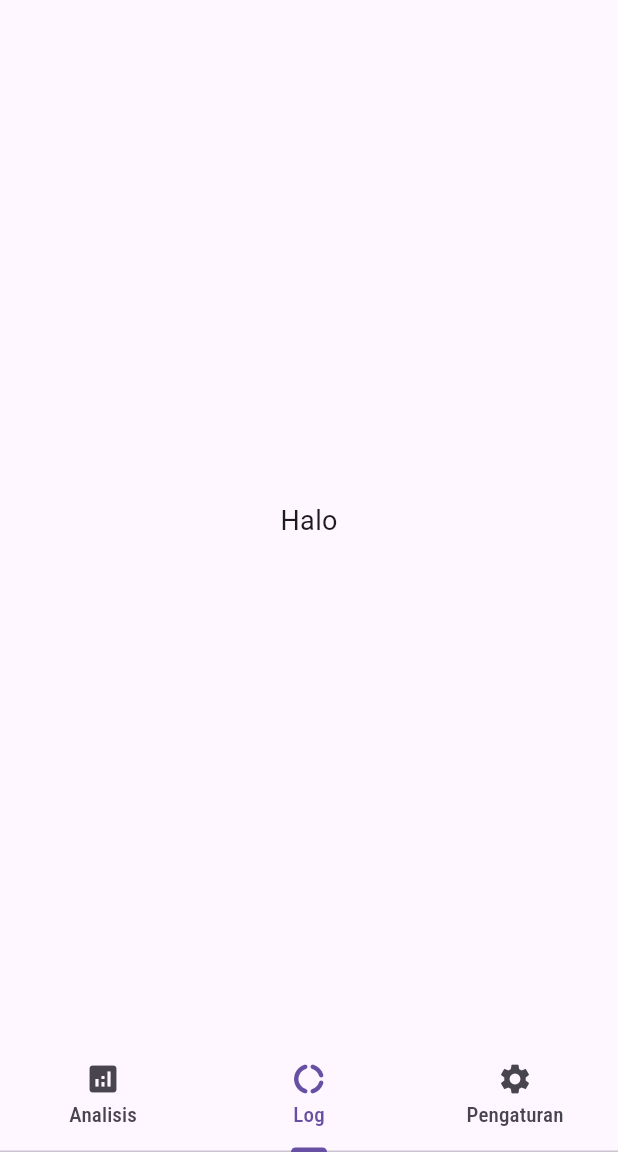
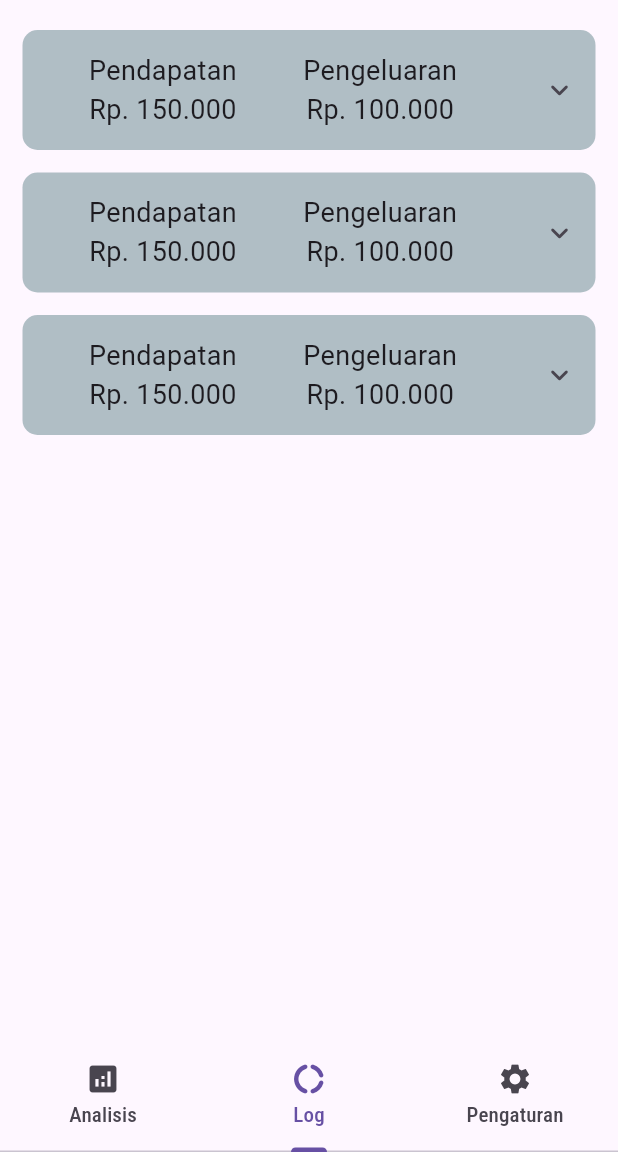
Before and after one commit to michazel/flows, a Flutter app: the screen it shows after launch, item 2 of the bottom bar chosen, on a phone screen of 412 x 824 dp, the part 84-1236 px from its top. Run offline on Flutter 3.47's test engine with Material 3 defaults, Android fonts, the light colour scheme and no system bars; our stand-ins replace bloc, firebase_auth, firebase_core, flutter_bloc, google_fonts, google_sign_in; accounts and stored records are empty.

Commit message:
Log page

```diff
--- /dev/null
+++ b/lib/mainPage/log.dart
@@ -0,0 +1,72 @@
+import 'package:flutter/material.dart';
+
+class Log extends StatelessWidget {
+  const Log({super.key});
+
+  @override
+  Widget build(BuildContext context) {
+    return Column(
+      children: <Widget>[
+        Stack(
+          children: <Widget>[
+            Container(
+              margin: const EdgeInsets.only(bottom: 15),
+              height: 80,
+              width: MediaQuery.of(context).size.width - 30,
+              decoration: BoxDecoration(
+                color: Colors.blueGrey[200],
+                borderRadius: BorderRadius.circular(10),
+              ),
+              child: Row(
+                mainAxisAlignment: MainAxisAlignment.spaceBetween,
+                children: <Widget>[
+                  const SizedBox(
+                    height: 5,
+                  ),
+                  const Column(
+                    mainAxisAlignment: MainAxisAlignment.center,
+                    children: <Widget>[
+                      Text("Pendapatan"),
+                      Text("Rp. 150.000")
+                    ]
+                  ),
+                  const Column(
+                    mainAxisAlignment: MainAxisAlignment.center,
+                    children: <Widget>[
+                      Text("Pengeluaran"),
+                      Text("Rp. 100.000")
+                    ]
+                  ),
+                  IconButton(
+                    onPressed: () {},
+                    icon: const Icon(Icons.keyboard_arrow_down_rounded)
+                  )
+                ]
+              )
+            ),
+            Transform.translate(
+              offset: const Offset(0, 70),
+              child: AnimatedContainer(
+                duration: const Duration(milliseconds: 800),
+                height: 0,
+                width: MediaQuery.of(context).size.width - 30,
+                decoration: BoxDecoration(
+                  color: Colors.blueGrey,
+                  borderRadius: BorderRadius.circular(10),
+                ),
+                child: const Text("Deskripsi")
+              ),
+            )
+          ],
+        ),
+        AnimatedContainer(
+          duration: const Duration(
+            milliseconds: 800
+          ),
+          height: 0,
+          color: Colors.transparent
+        ),
+      ],
+    );
+  }
+}
--- a/lib/mainPage/log_page.dart
+++ b/lib/mainPage/log_page.dart
@@ -0,0 +1,20 @@
+import 'package:flows/mainPage/log.dart';
+import 'package:flutter/material.dart';
+
+class LogPage extends StatelessWidget {
+  const LogPage({super.key});
+
+  @override
+  Widget build(BuildContext context) {
+    return Padding(
+      padding: const EdgeInsets.only(left: 15, right: 15, top: 20),
+      child: ListView(
+        children: const <Widget>[
+          Log(),
+          Log(),
+          Log(),
+        ]
+      ),
+    );
+  }
+}
--- a/lib/mainPage/main_page.dart
+++ b/lib/mainPage/main_page.dart
@@ -1,4 +1,5 @@
 import 'package:flows/mainPage/analisis_page.dart';
+import 'package:flows/mainPage/log_page.dart';
 import 'package:flutter/material.dart';
 
 class MainPage extends StatelessWidget {
@@ -32,9 +33,7 @@ class MainPage extends StatelessWidget {
         body: const TabBarView(
           children: <Widget>[
             AnalisisPage(),
-            Center(
-              child: Text("Halo")
-            ),
+            LogPage(),
             Center(
               child: Text("Halo")
             ),
```
